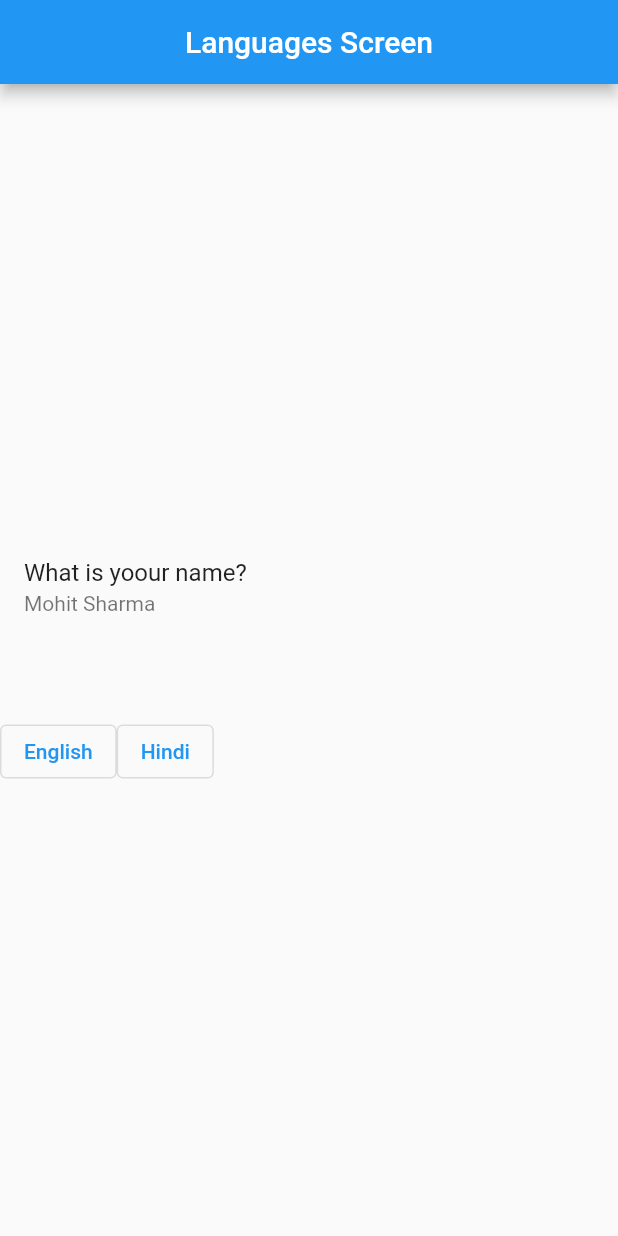
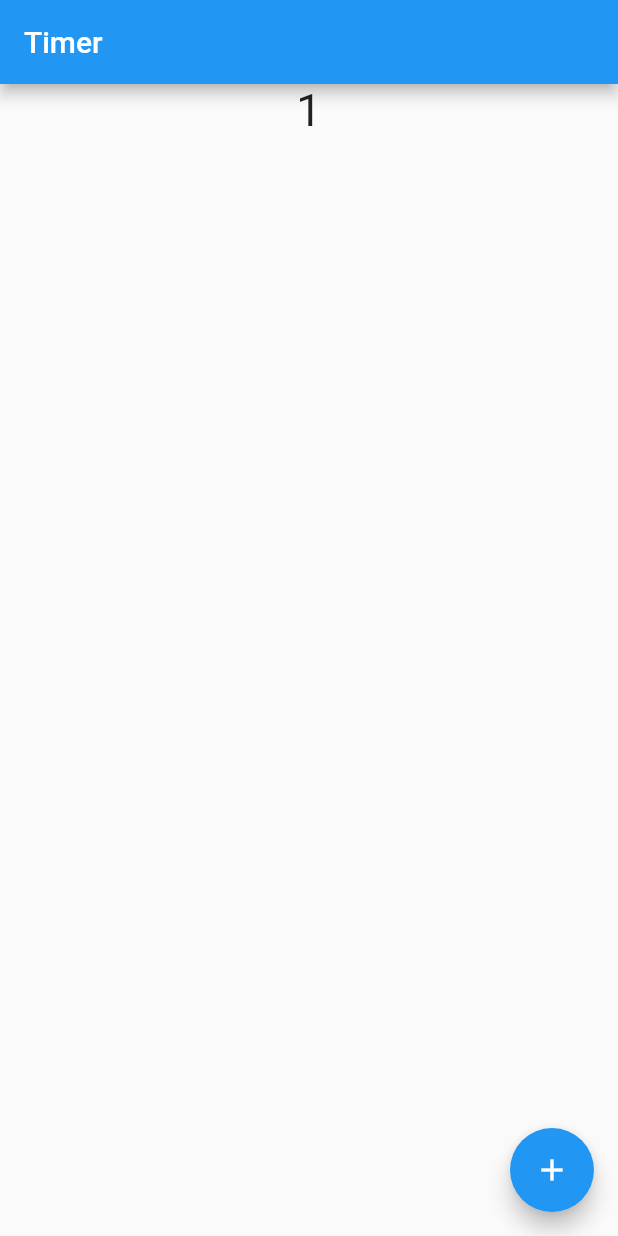
Before and after one commit to mohit-52/GetX-State-Management, a Flutter app: the screen it shows after launch, on a phone screen of 412 x 824 dp. Run offline on Flutter 3.47's test engine with Material 2 defaults, Android fonts, the phone set to English and light mode, and no system bars; our stand-ins replace get, shared_preferences.

Commit message:
GetX Counter Eg

```diff
--- a/lib/main.dart
+++ b/lib/main.dart
@@ -1,17 +1,11 @@
 import 'package:flutter/material.dart';
 import 'package:get/get.dart';
-import 'package:learning_getx/languages.dart';
-import 'package:learning_getx/languages_screen.dart';
-import 'package:learning_getx/screen_one.dart';
-import 'package:learning_getx/screen_two.dart';
-import 'package:shared_preferences/shared_preferences.dart';
-import 'home_screen.dart';
+import 'package:learning_getx/utils/languages.dart';
+import 'package:learning_getx/state_management/timer_screen.dart';
 
 void main()  {
   runApp(const MyApp());
 }
-
-
 
 class MyApp extends StatelessWidget {
   const MyApp({super.key});
@@ -33,12 +27,12 @@ class MyApp extends StatelessWidget {
         // colorScheme: ColorScheme.fromSeed(seedColor: Colors.purple),
         // useMaterial3: false,
       ),
-      home:  LanguagesScreen(),
-      getPages: [
-        GetPage(name: '/', page: ()=> HomeScreen()),
-        GetPage(name: '/screen1', page: ()=> ScreenOne()),
-        GetPage(name: '/screen2', page: ()=> ScreenTwo()),
-      ],
+      home:  TimerScreen(),
+      // getPages: [
+      //   GetPage(name: '/', page: ()=> HomeScreen()),
+      //   GetPage(name: '/screen1', page: ()=> ScreenOne()),
+      //   GetPage(name: '/screen2', page: ()=> ScreenTwo()),
+      // ],
     );
   }
 }
--- /dev/null
+++ b/lib/state_management/timer_controller.dart
@@ -0,0 +1,10 @@
+import 'package:get/get.dart';
+
+class TimerController extends GetxController{
+  RxInt timer = 1.obs ;
+
+  incrementTimer(){
+    timer.value++;
+    print(timer.value);
+  }
+}
--- /dev/null
+++ b/lib/state_management/timer_screen.dart
@@ -0,0 +1,59 @@
+import 'dart:async';
+
+import 'package:flutter/material.dart';
+import 'package:get/get.dart';
+import 'package:get/get_core/src/get_main.dart';
+import 'package:learning_getx/state_management/timer_controller.dart';
+
+class TimerScreen extends StatefulWidget {
+  const TimerScreen({Key? key}) : super(key: key);
+
+  @override
+  State<TimerScreen> createState() => _TimerScreenState();
+}
+
+
+class _TimerScreenState extends State<TimerScreen> {
+  final TimerController controller = Get.put(TimerController());
+
+  @override
+  void initState() {
+    // TODO: implement initState
+    super.initState();
+    // Timer.periodic(Duration(seconds: 5), (timer) {
+    //   x++;
+    //   setState(() {
+    //
+    //   });
+    // });
+  }
+
+  @override
+  Widget build(BuildContext context) {
+    print("Build");
+    return Scaffold(
+      appBar: AppBar(title: Text("Timer"),),
+      body: Column(
+        children: [
+          Center(child: Obx((){
+            print("Get X Build");
+            return Text(controller.timer.toString(), style: TextStyle(fontSize: 30),);
+          })),
+          // Expanded(
+          //   child: ListView.builder(
+          //       itemCount: 100,
+          //       itemBuilder: (context, index) {
+          //     return Text(x.toString());
+          //   }),
+          // )
+        ],
+      ),
+      floatingActionButton: FloatingActionButton(
+        onPressed: (){
+          controller.incrementTimer();
+        },
+        child: Icon(Icons.add),
+      ),
+    );
+  }
+}
--- a/lib/home_screen.dart
+++ b/lib/utils/home_screen.dart
@@ -1,6 +1,5 @@
 import 'package:flutter/material.dart';
 import 'package:get/get.dart';
-import 'package:learning_getx/screen_one.dart';
 
 class HomeScreen extends StatefulWidget {
   const HomeScreen({Key? key}) : super(key: key);
--- a/lib/languages.dart
+++ b/lib/utils/languages.dart
@@ -1,6 +1,5 @@
 
 import 'package:get/get_navigation/src/root/internacionalization.dart';
-import 'package:shared_preferences/shared_preferences.dart';
 
 class Languages extends Translations{
 
--- a/lib/screen_one.dart
+++ b/lib/utils/screen_one.dart
@@ -1,6 +1,6 @@
 import 'package:flutter/material.dart';
 import 'package:get/get.dart';
-import 'package:learning_getx/screen_two.dart';
+import 'package:learning_getx/utils/screen_two.dart';
 class ScreenOne extends StatefulWidget {
   var title;
    ScreenOne({Key? key, this.title = ''}) : super(key: key);
```
Also changed, not shown: lib/utils/get_height.dart (renamed from lib/get_height.dart), lib/utils/languages_screen.dart (renamed from lib/languages_screen.dart), lib/utils/screen_two.dart (renamed from lib/screen_two.dart).
